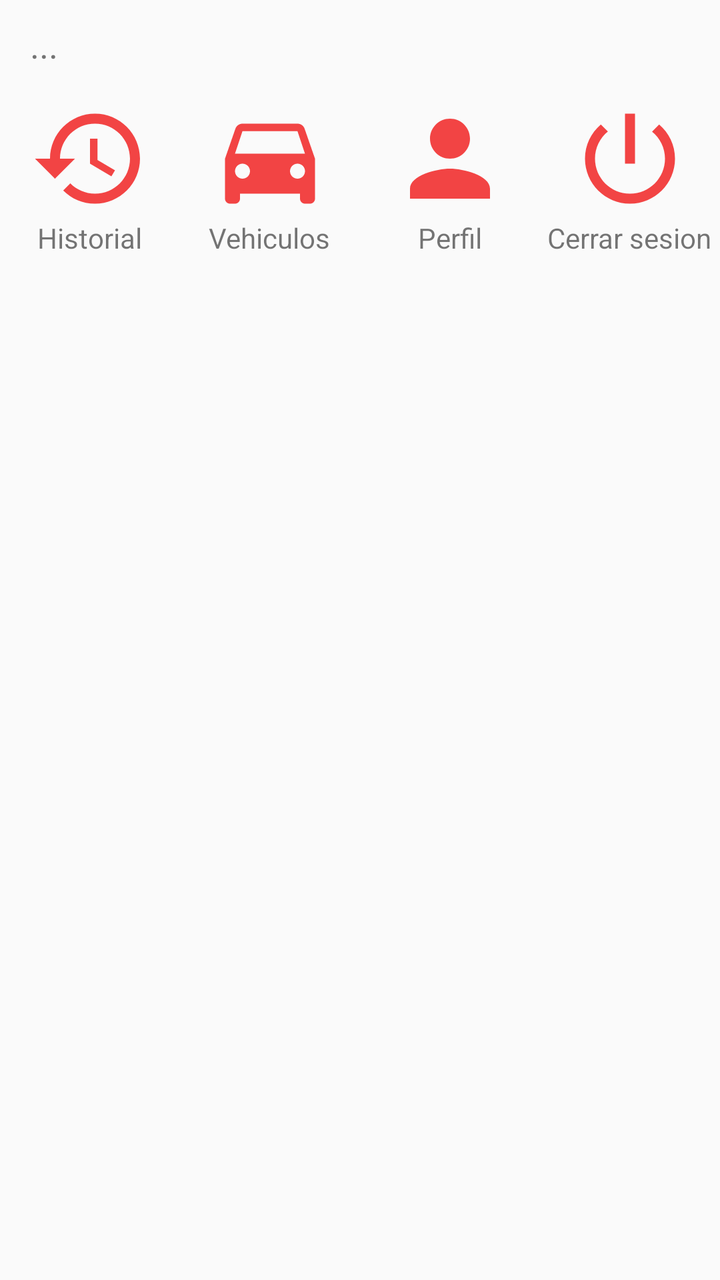
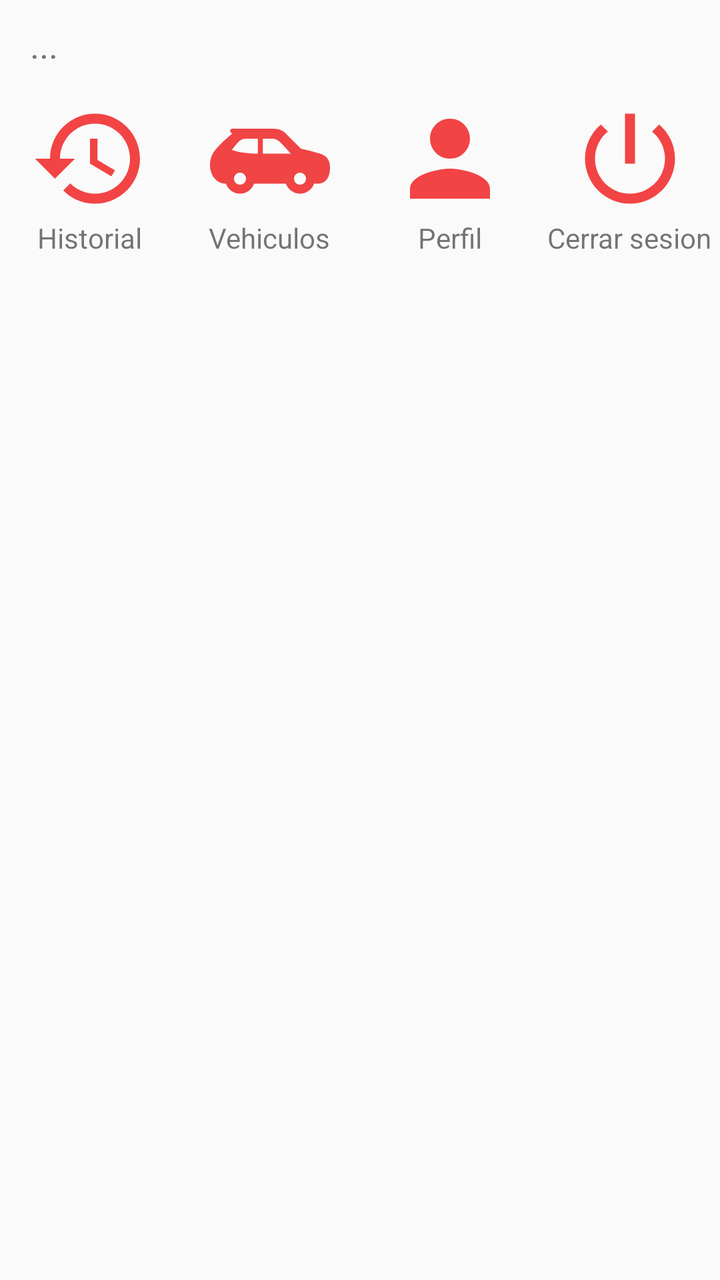

Two renders of the same Android screen: before a commit and after it. Below are the layout's source before the change and the commit's diff.
<!-- AndroidManifest.xml: application theme Theme.ToonsConductor -->
<!-- res/layout/modal_bottom_sheet_menu.xml -->
<?xml version="1.0" encoding="utf-8"?>
<FrameLayout
    xmlns:android="http://schemas.android.com/apk/res/android"
    xmlns:app="http://schemas.android.com/apk/res-auto"
    android:layout_width="match_parent"
    android:layout_height="wrap_content"
    app:layout_behavior="com.google.android.material.bottomsheet.BottomSheetBehavior">


    <LinearLayout
        android:layout_width="match_parent"
        android:layout_height="150dp"
        android:orientation="vertical"
        android:layout_gravity="top">

        <TextView
            android:id="@+id/textViewUsername"
            android:layout_width="match_parent"
            android:layout_height="wrap_content"
            android:text="..."
            android:textSize="18sp"
            android:layout_marginTop="10dp"
            android:layout_marginLeft="15dp"
            android:layout_marginRight="15dp"
            android:layout_marginBottom="15dp"/>

        <LinearLayout
            android:layout_width="match_parent"
            android:layout_height="wrap_content"
            android:orientation="horizontal">



            <LinearLayout
                android:id="@+id/linearLayoutHistory"
                android:layout_width="0dp"
                android:layout_height="wrap_content"
                android:orientation="vertical"
                android:layout_weight="1"
                android:gravity="center">

                <ImageView
                    android:layout_width="60dp"
                    android:layout_height="60dp"
                    android:src="@drawable/ic_history" />

                <TextView
                    android:layout_width="wrap_content"
                    android:layout_height="wrap_content"
                    android:text="Historial" />

            </LinearLayout>

            <LinearLayout
                android:id="@+id/linearLayoutCar"
                android:layout_width="0dp"
                android:layout_height="wrap_content"
                android:layout_weight="1"
                android:orientation="vertical"
                android:gravity="center">

                <ImageView
                    android:layout_width="60dp"
                    android:layout_height="60dp"
                    android:src="@drawable/baseline_directions_car_24" />

                <TextView
                    android:layout_width="wrap_content"
                    android:layout_height="wrap_content"
                    android:text="Vehiculos" />

            </LinearLayout>

            <LinearLayout
                android:id="@+id/linearLayoutProfile"
                android:layout_width="0dp"
                android:layout_height="wrap_content"
                android:layout_weight="1"
                android:orientation="vertical"
                android:gravity="center">

                <ImageView
                    android:layout_width="60dp"
                    android:layout_height="60dp"
                    android:src="@drawable/ic_person" />

                <TextView
                    android:layout_width="wrap_content"
                    android:layout_height="wrap_content"
                    android:text="Perfil" />

            </LinearLayout>

            <LinearLayout
                android:id="@+id/linearLayoutLogout"
                android:layout_width="0dp"
                android:layout_height="wrap_content"
                android:layout_weight="1"
                android:orientation="vertical"
                android:gravity="center">

                <ImageView
                    android:layout_width="60dp"
                    android:layout_height="60dp"
                    android:src="@drawable/ic_power" />

                <TextView
                    android:layout_width="wrap_content"
                    android:layout_height="wrap_content"
                    android:text="Cerrar sesion" />

            </LinearLayout>

        </LinearLayout>

    </LinearLayout>


</FrameLayout>
<!-- resources referenced by this layout -->
<resources>
  <!-- drawable baseline_directions_car_24 (drawable) -->
  <vector android:height="24dp" android:tint="@color/rojo"
      android:viewportHeight="24" android:viewportWidth="24"
      android:width="24dp" xmlns:android="http://schemas.android.com/apk/res/android">
      <path android:fillColor="@android:color/white" android:pathData="M18.92,6.01C18.72,5.42 18.16,5 17.5,5h-11c-0.66,0 -1.21,0.42 -1.42,1.01L3,12v8c0,0.55 0.45,1 1,1h1c0.55,0 1,-0.45 1,-1v-1h12v1c0,0.55 0.45,1 1,1h1c0.55,0 1,-0.45 1,-1v-8l-2.08,-5.99zM6.5,16c-0.83,0 -1.5,-0.67 -1.5,-1.5S5.67,13 6.5,13s1.5,0.67 1.5,1.5S7.33,16 6.5,16zM17.5,16c-0.83,0 -1.5,-0.67 -1.5,-1.5s0.67,-1.5 1.5,-1.5 1.5,0.67 1.5,1.5 -0.67,1.5 -1.5,1.5zM5,11l1.5,-4.5h11L19,11L5,11z"/>
  </vector>
  <!-- drawable ic_person (drawable) -->
  <vector android:height="250dp" android:tint="@color/rojo"
      android:viewportHeight="24" android:viewportWidth="24"
      android:width="250dp" xmlns:android="http://schemas.android.com/apk/res/android">
      <path android:fillColor="@android:color/white" android:pathData="M12,12c2.21,0 4,-1.79 4,-4s-1.79,-4 -4,-4 -4,1.79 -4,4 1.79,4 4,4zM12,14c-2.67,0 -8,1.34 -8,4v2h16v-2c0,-2.66 -5.33,-4 -8,-4z"/>
  </vector>
  <!-- drawable ic_power (drawable) -->
  <vector android:height="250dp" android:tint="@color/rojo"
      android:viewportHeight="24" android:viewportWidth="24"
      android:width="250dp" xmlns:android="http://schemas.android.com/apk/res/android">
      <path android:fillColor="@android:color/white" android:pathData="M13,3h-2v10h2L13,3zM17.83,5.17l-1.42,1.42C17.99,7.86 19,9.81 19,12c0,3.87 -3.13,7 -7,7s-7,-3.13 -7,-7c0,-2.19 1.01,-4.14 2.58,-5.42L6.17,5.17C4.23,6.82 3,9.26 3,12c0,4.97 4.03,9 9,9s9,-4.03 9,-9c0,-2.74 -1.23,-5.18 -3.17,-6.83z"/>
  </vector>
  <style name="Theme.ToonsConductor" parent="Base.Theme.ToonsConductor" />
  <color name="rojo">#EEF13737</color>
  <style name="Base.Theme.ToonsConductor" parent="Theme.AppCompat.Light.NoActionBar">
          
          <item name="colorPrimary">@color/rojo</item>
          <item name="colorPrimaryVariant">@color/white</item>
          <item name="colorOnPrimary">@color/white</item>
          
          <item name="colorSecondary">@color/black</item>
          <item name="colorSecondaryVariant">@color/rojo</item>
          <item name="colorOnSecondary">@color/black</item>
  
          <item name="android:statusBarColor">?attr/colorPrimary</item>
          <item name="colorControlNormal">@color/white</item>
          <item name="colorControlActivated">@color/white</item>
          <item name="colorControlHighlight">@color/white</item>
          <item name="android:textColorHint">@color/white</item>
          <item name="android:progressBarStyle">@style/CustomProgressBar</item>
      </style>
  <color name="white">#FFFFFFFF</color>
  <color name="black">#FF000000</color>
  <style name="CustomProgressBar" parent="@android:style/Widget.ProgressBar">
          <item name="android:backgroundTint">@color/red</item>
      </style>
  <color name="red">#FF1739</color>
  <!-- unchanged entries left out for length: 1 -->
</resources>

<!-- the commit's change to res/layout/modal_bottom_sheet_menu.xml (unified diff, before → after) -->
@@ -62,7 +62,7 @@
                 <ImageView
                     android:layout_width="60dp"
                     android:layout_height="60dp"
-                    android:src="@drawable/baseline_directions_car_24" />
+                    android:src="@drawable/ic_paralel_car_red" />
 
                 <TextView
                     android:layout_width="wrap_content"
<!-- resource entries referenced after the edit -->
@@ -1,10 +1,14 @@
 <!-- resources referenced by this layout -->
 <resources>
-  <!-- drawable baseline_directions_car_24 (drawable) -->
-  <vector android:height="24dp" android:tint="@color/rojo"
-      android:viewportHeight="24" android:viewportWidth="24"
-      android:width="24dp" xmlns:android="http://schemas.android.com/apk/res/android">
-      <path android:fillColor="@android:color/white" android:pathData="M18.92,6.01C18.72,5.42 18.16,5 17.5,5h-11c-0.66,0 -1.21,0.42 -1.42,1.01L3,12v8c0,0.55 0.45,1 1,1h1c0.55,0 1,-0.45 1,-1v-1h12v1c0,0.55 0.45,1 1,1h1c0.55,0 1,-0.45 1,-1v-8l-2.08,-5.99zM6.5,16c-0.83,0 -1.5,-0.67 -1.5,-1.5S5.67,13 6.5,13s1.5,0.67 1.5,1.5S7.33,16 6.5,16zM17.5,16c-0.83,0 -1.5,-0.67 -1.5,-1.5s0.67,-1.5 1.5,-1.5 1.5,0.67 1.5,1.5 -0.67,1.5 -1.5,1.5zM5,11l1.5,-4.5h11L19,11L5,11z"/>
+  <!-- drawable ic_paralel_car_red (drawable) -->
+  <vector xmlns:android="http://schemas.android.com/apk/res/android"
+      android:width="24dp"
+      android:height="24dp"
+      android:viewportWidth="24"
+      android:viewportHeight="24">
+    <path
+        android:fillColor="@color/rojo"
+        android:pathData="M21.739,10.921c-1.347,-0.39 -1.885,-0.538 -3.552,-0.921 0,0 -2.379,-2.359 -2.832,-2.816 -0.568,-0.572 -1.043,-1.184 -2.949,-1.184h-7.894c-0.511,0 -0.736,0.547 -0.07,1 -0.742,0.602 -1.619,1.38 -2.258,2.027 -1.435,1.455 -2.184,2.385 -2.184,4.255 0,1.76 1.042,3.718 3.174,3.718h0.01c0.413,1.162 1.512,2 2.816,2 1.304,0 2.403,-0.838 2.816,-2h6.367c0.413,1.162 1.512,2 2.816,2s2.403,-0.838 2.816,-2h0.685c1.994,0 2.5,-1.776 2.5,-3.165 0,-2.041 -1.123,-2.584 -2.261,-2.914zM6,17.2c-0.662,0 -1.2,-0.538 -1.2,-1.2s0.538,-1.2 1.2,-1.2 1.2,0.538 1.2,1.2 -0.538,1.2 -1.2,1.2zM9.576,11c-1.071,0 -3.5,-0.106 -5.219,-0.75 0.578,-0.75 0.998,-1.222 1.27,-1.536 0.318,-0.368 0.873,-0.714 1.561,-0.714h2.388v3zM10.576,8h1.835c0.882,0 1.428,0.493 2.022,1.105 0.452,0.466 1.732,1.895 1.732,1.895h-5.588v-3zM18,17.2c-0.662,0 -1.2,-0.538 -1.2,-1.2s0.538,-1.2 1.2,-1.2 1.2,0.538 1.2,1.2 -0.538,1.2 -1.2,1.2z"/>
   </vector>
   <!-- drawable ic_person (drawable) -->
   <vector android:height="250dp" android:tint="@color/rojo"
@@ -36,6 +40,7 @@
           <item name="colorControlHighlight">@color/white</item>
           <item name="android:textColorHint">@color/white</item>
           <item name="android:progressBarStyle">@style/CustomProgressBar</item>
+  
       </style>
   <color name="white">#FFFFFFFF</color>
   <color name="black">#FF000000</color>
